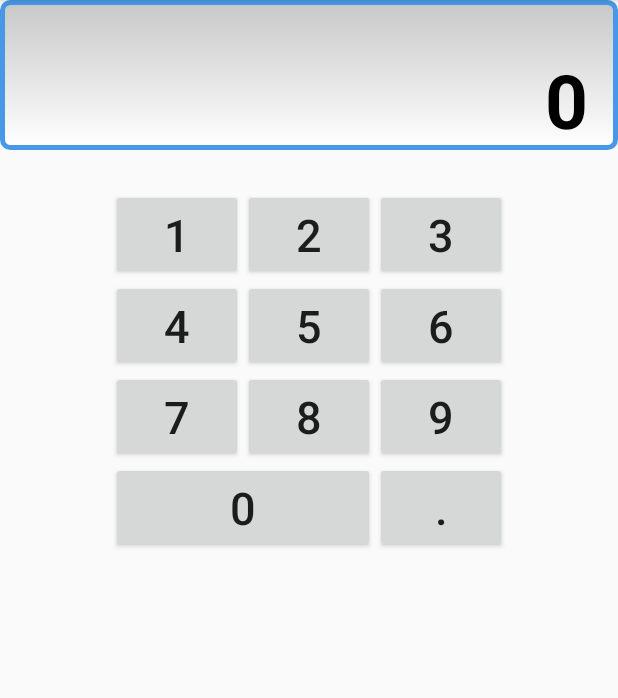
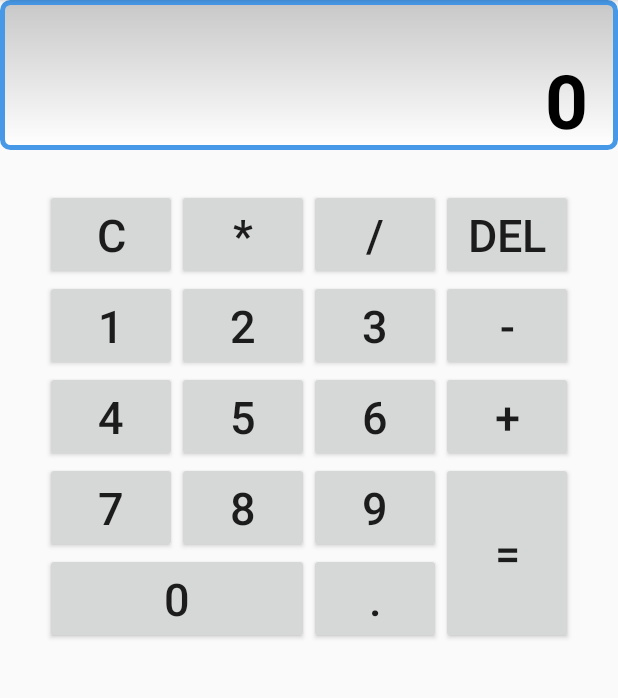
Before and after one commit to njakimov/Calculate, an Android app: the CalcActivity screen opened directly, with no data from a screen before it, on a phone screen of 412 x 824 dp, the part 84-782 px from its top. Run offline under Robolectric (Android 15) with nearby library versions, the phone set to English and light mode, and no system bars.

Commit message:
//  1. С этого урока будем писать приложение «Калькулятор». Выберите макет для работы с     //      калькулятором. Обоснуйте, почему будете использовать именно этот тип макета.     //  2. Сверстайте главный экран калькулятора. На нём должны быть кнопки, обозначающие цифры     //      и знаки действия: «Плюс», «Умножить», «Разделить», «Вычесть» и т. п.

```diff
--- a/app/src/main/res/layout/activity_calc.xml
+++ b/app/src/main/res/layout/activity_calc.xml
@@ -1,11 +1,15 @@
 <?xml version="1.0" encoding="utf-8"?>
 <FrameLayout
         xmlns:android="http://schemas.android.com/apk/res/android"
-        xmlns:tools="http://schemas.android.com/tools"
-        xmlns:app="http://schemas.android.com/apk/res-auto"
+        xmlns:app="http://schemas.android.com/apk/res-auto" xmlns:tools="http://schemas.android.com/tools"
         android:layout_width="match_parent"
         android:layout_height="match_parent"
         tools:context=".CalcActivity">
+    <ImageView
+            android:layout_width="match_parent"
+            android:layout_height="match_parent"
+            tools:srcCompat="@tools:sample/backgrounds/scenic"
+            android:id="@+id/imageView" android:scaleType="fitXY" android:alpha="1"/>
     <LinearLayout
             android:orientation="vertical"
             android:layout_width="match_parent"
@@ -22,6 +26,8 @@
                 android:background="@drawable/edit_text_style"
                 android:paddingRight="20dp"/>
 
-        <include android:layout_width="match_parent" android:layout_height="match_parent" layout="@layout/keyboard"/>
+        <include android:layout_width="match_parent" android:layout_height="match_parent" layout="@layout/keyboard"
+                 android:alpha="0"/>
+
     </LinearLayout>
 </FrameLayout>
--- a/app/src/main/res/layout/keyboard.xml
+++ b/app/src/main/res/layout/keyboard.xml
@@ -14,6 +14,71 @@
                 android:layout_width="match_parent"
                 android:layout_height="match_parent">
             <Button
+                    android:id="@+id/key_c"
+                    android:layout_width="wrap_content"
+                    android:layout_height="wrap_content"
+                    android:text="@string/key_c"
+                    android:textSize="@dimen/key"
+                    app:layout_constraintHorizontal_chainStyle="packed"
+                    app:layout_constraintVertical_chainStyle="packed"
+                    app:layout_constraintVertical_bias="0.3"
+
+                    app:layout_constraintStart_toStartOf="parent"
+                    app:layout_constraintTop_toTopOf="parent"
+                    app:layout_constraintEnd_toStartOf="@id/key_multi"
+                    app:layout_constraintBottom_toTopOf="@id/key_1"
+            />
+            <Button
+                    android:id="@+id/key_multi"
+                    android:layout_width="wrap_content"
+                    android:layout_height="wrap_content"
+                    android:text="@string/key_multi"
+                    android:textSize="@dimen/key"
+                    app:layout_constraintVertical_bias="0.3"
+                    app:layout_constraintTop_toTopOf="parent"
+
+                    app:layout_constraintStart_toEndOf="@+id/key_c"
+                    app:layout_constraintEnd_toStartOf="@id/key_division"
+                    app:layout_constraintBottom_toTopOf="@id/key_2"
+                    app:layout_constraintHorizontal_chainStyle="packed"
+                    app:layout_constraintVertical_chainStyle="packed"
+            />
+            <Button
+                    android:id="@+id/key_division"
+                    android:layout_width="wrap_content"
+                    android:layout_height="wrap_content"
+                    android:text="@string/key_division"
+                    android:textSize="@dimen/key"
+                    app:layout_constraintHorizontal_chainStyle="packed"
+                    app:layout_constraintVertical_chainStyle="packed"
+
+
+                    app:layout_constraintTop_toTopOf="parent"
+                    app:layout_constraintBottom_toTopOf="@id/key_3"
+                    app:layout_constraintEnd_toStartOf="@id/key_back"
+                    app:layout_constraintStart_toEndOf="@+id/key_multi"
+
+
+                    app:layout_constraintVertical_bias="0.3"/>
+
+            <Button
+                    android:id="@+id/key_back"
+                    android:layout_width="wrap_content"
+                    android:layout_height="wrap_content"
+                    android:text="@string/key_back"
+                    android:textSize="@dimen/key"
+                    app:layout_constraintHorizontal_chainStyle="packed"
+                    app:layout_constraintVertical_chainStyle="packed"
+
+
+                    app:layout_constraintTop_toTopOf="parent"
+                    app:layout_constraintBottom_toTopOf="@id/key_minus"
+                    app:layout_constraintEnd_toEndOf="parent"
+                    app:layout_constraintStart_toEndOf="@+id/key_division"
+
+
+                    app:layout_constraintVertical_bias="1.0"/>
+            <Button
                     android:id="@+id/key_1"
                     android:layout_width="wrap_content"
                     android:layout_height="wrap_content"
@@ -21,35 +86,49 @@
                     android:textSize="@dimen/key"
                     app:layout_constraintBottom_toTopOf="@+id/key_4"
                     app:layout_constraintEnd_toStartOf="@+id/key_2"
+                    app:layout_constraintTop_toBottomOf="@+id/key_c"
                     app:layout_constraintHorizontal_chainStyle="packed"
+                    app:layout_constraintVertical_chainStyle="packed"
                     app:layout_constraintStart_toStartOf="parent"
-                    app:layout_constraintTop_toTopOf="parent"
-                    app:layout_constraintVertical_bias="0.3"
-                    app:layout_constraintVertical_chainStyle="packed"/>
+
+
+            />
             <Button
                     android:id="@+id/key_2"
                     android:layout_width="wrap_content"
                     android:layout_height="wrap_content"
                     android:text="@string/_2"
                     android:textSize="@dimen/key"
-                    app:layout_constraintVertical_bias="0.3"
+
                     app:layout_constraintBottom_toTopOf="@+id/key_5"
                     app:layout_constraintEnd_toStartOf="@+id/key_3"
                     app:layout_constraintStart_toEndOf="@+id/key_1"
-                    app:layout_constraintTop_toTopOf="parent"
-                    app:layout_constraintVertical_chainStyle="packed"/>
+                    app:layout_constraintVertical_chainStyle="packed"
+                    app:layout_constraintTop_toBottomOf="@+id/key_multi"/>
             <Button
                     android:id="@+id/key_3"
                     android:layout_width="wrap_content"
                     android:layout_height="wrap_content"
                     android:text="@string/_3"
                     android:textSize="@dimen/key"
-                    app:layout_constraintVertical_bias="0.3"
+
                     app:layout_constraintBottom_toTopOf="@id/key_6"
+                    app:layout_constraintEnd_toStartOf="@id/key_minus"
+                    app:layout_constraintStart_toEndOf="@+id/key_2"
+                    app:layout_constraintTop_toBottomOf="@id/key_division"
+            />
+            <Button
+                    android:id="@+id/key_minus"
+                    android:layout_width="wrap_content"
+                    android:layout_height="wrap_content"
+                    android:text="@string/key_minus"
+                    android:textSize="@dimen/key"
+
+                    app:layout_constraintBottom_toTopOf="@+id/key_sum"
                     app:layout_constraintEnd_toEndOf="parent"
-                    app:layout_constraintStart_toEndOf="@+id/key_2"
-                    app:layout_constraintTop_toTopOf="parent"
-                    app:layout_constraintVertical_chainStyle="packed"/>
+                    app:layout_constraintStart_toEndOf="@+id/key_3"
+                    app:layout_constraintTop_toBottomOf="@id/key_back"
+            />
             <Button
                     android:id="@+id/key_4"
                     android:layout_width="wrap_content"
@@ -58,9 +137,11 @@
                     android:textSize="@dimen/key"
                     app:layout_constraintBottom_toTopOf="@id/key_7"
                     app:layout_constraintEnd_toStartOf="@+id/key_5"
+                    app:layout_constraintTop_toBottomOf="@id/key_1"
                     app:layout_constraintHorizontal_chainStyle="packed"
                     app:layout_constraintStart_toStartOf="parent"
-                    app:layout_constraintTop_toBottomOf="@id/key_1"/>
+
+            />
             <Button
                     android:id="@+id/key_5"
                     android:layout_width="wrap_content"
@@ -78,9 +159,21 @@
                     android:text="@string/_6"
                     android:textSize="@dimen/key"
                     app:layout_constraintBottom_toTopOf="@id/key_9"
+                    app:layout_constraintEnd_toStartOf="@+id/key_sum"
+                    app:layout_constraintStart_toEndOf="@+id/key_5"
+                    app:layout_constraintTop_toBottomOf="@id/key_3"
+            />
+            <Button
+                    android:id="@+id/key_sum"
+                    android:layout_width="wrap_content"
+                    android:layout_height="wrap_content"
+                    android:text="@string/key_sum"
+                    android:textSize="@dimen/key"
+                    app:layout_constraintBottom_toTopOf="@id/key_9"
                     app:layout_constraintEnd_toEndOf="parent"
-                    app:layout_constraintStart_toEndOf="@+id/key_5"
-                    app:layout_constraintTop_toBottomOf="@id/key_3"/>
+                    app:layout_constraintStart_toEndOf="@+id/key_6"
+                    app:layout_constraintTop_toBottomOf="@id/key_minus"
+            />
             <Button
                     android:id="@+id/key_7"
                     android:layout_width="wrap_content"
@@ -109,9 +202,19 @@
                     android:text="@string/_9"
                     android:textSize="@dimen/key"
                     app:layout_constraintBottom_toBottomOf="parent"
-                    app:layout_constraintEnd_toEndOf="parent"
+                    app:layout_constraintEnd_toEndOf="@id/key_result"
                     app:layout_constraintStart_toEndOf="@+id/key_8"
                     app:layout_constraintTop_toBottomOf="@id/key_6"/>
+            <Button
+                    android:id="@+id/key_result"
+                    android:layout_width="wrap_content"
+                    android:layout_height="0dp"
+                    android:text="@string/key_result"
+                    android:textSize="@dimen/key"
+                    app:layout_constraintBottom_toBottomOf="parent"
+                    app:layout_constraintEnd_toEndOf="parent"
+                    app:layout_constraintStart_toEndOf="@+id/key_9"
+                    app:layout_constraintTop_toBottomOf="@id/key_sum"/>
             <Button
                     android:id="@+id/key_0"
                     android:layout_width="0dp"
--- a/app/src/main/res/values/strings.xml
+++ b/app/src/main/res/values/strings.xml
@@ -25,4 +25,11 @@
     <string name="_8">8</string>
     <string name="_9">9</string>
     <string name="_point">.</string>
+    <string name="key_division">/</string>
+    <string name="key_multi">*</string>
+    <string name="key_back">del</string>
+    <string name="key_c">C</string>
+    <string name="key_sum">+</string>
+    <string name="key_minus">-</string>
+    <string name="key_result">=</string>
 </resources>
```
Also changed, not shown: gradle/wrapper/gradle-wrapper.properties.
